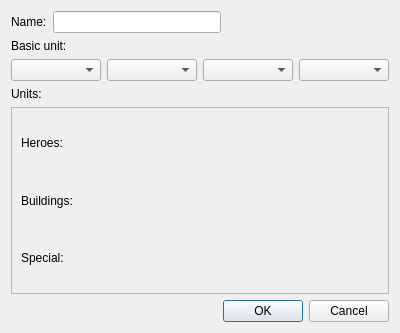
First picture: the form in src/editor/objecteditor/ui/unitselectiondialog.ui, repository tdauth/wc3lib, before the edit.
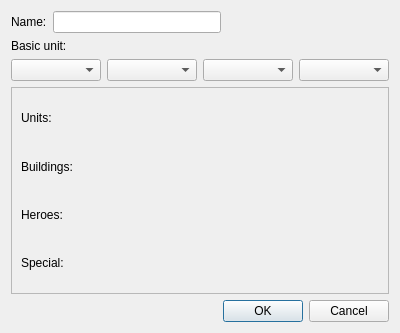
Second picture: the form after the edit. Custom widgets are drawn as their Qt base class.

The edit to the form file:
```diff
--- a/src/editor/objecteditor/ui/unitselectiondialog.ui
+++ b/src/editor/objecteditor/ui/unitselectiondialog.ui
@@ -52,23 +52,20 @@
         <x>0</x>
         <y>0</y>
         <width>386</width>
-        <height>197</height>
+        <height>215</height>
        </rect>
       </property>
       <layout class="QVBoxLayout" name="verticalLayout">
+       <item>
+        <widget class="QLabel" name="m_unitsLabel">
+         <property name="text">
+          <string>Units:</string>
+         </property>
+        </widget>
+       </item>
        <item>
         <layout class="QGridLayout" name="m_unitsGridLayout"/>
        </item>
-       <item>
-        <widget class="QLabel" name="m_heroesLabel">
-         <property name="text">
-          <string>Heroes:</string>
-         </property>
-        </widget>
-       </item>
-       <item>
-        <layout class="QGridLayout" name="m_heroesGridLayout"/>
-       </item>
        <item>
         <widget class="QLabel" name="m_buildingsLabel">
          <property name="text">
@@ -79,6 +76,16 @@
        <item>
         <layout class="QGridLayout" name="m_buildingsGridLayout"/>
        </item>
+       <item>
+        <widget class="QLabel" name="m_heroesLabel">
+         <property name="text">
+          <string>Heroes:</string>
+         </property>
+        </widget>
+       </item>
+       <item>
+        <layout class="QGridLayout" name="m_heroesGridLayout"/>
+       </item>
        <item>
         <widget class="QLabel" name="m_specialLabel">
          <property name="text">
@@ -100,13 +107,6 @@
      </property>
     </widget>
    </item>
-   <item row="3" column="0">
-    <widget class="QLabel" name="m_unitsLabel">
-     <property name="text">
-      <string>Units:</string>
-     </property>
-    </widget>
-   </item>
    <item row="2" column="0" colspan="6">
     <layout class="QHBoxLayout" name="horizontalLayout_2">
      <item>
```
